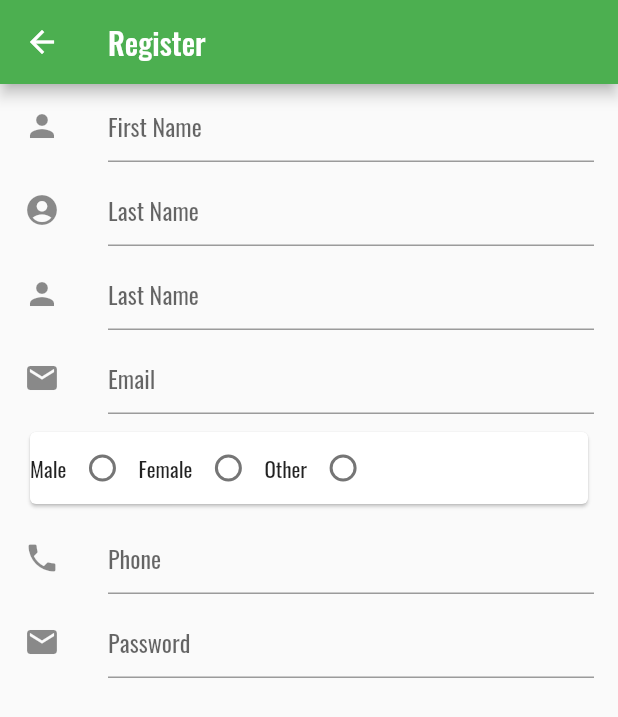
After one commit to ShashwatHiregoudar/yourbillz, a Flutter app: the RegisterScreen screen opened directly, after a tap on "General User", on a phone screen of 412 x 824 dp. The commit adds this screen. Shown: the top 717 px of the screen. Run offline on Flutter 3.47's test engine with Material 2 defaults, Android fonts, the phone set to English and light mode, and no system bars; our stand-ins replace dio, splashscreen; missing offline and left inert: login; project files that could hold a hidden picture were left out.

Commit message:
sign up halfdone

```diff
--- a/lib/main.dart
+++ b/lib/main.dart
@@ -1,6 +1,7 @@
 import 'package:flutter/material.dart';
 import 'package:splashscreen/splashscreen.dart';
-import './sign/in.dart';
+import 'package:yourbillz/sign/in/in.dart';
+import 'package:yourbillz/sign/up/up_clg.dart';
 //import 'package:fire';
 
 void main() {
@@ -56,7 +57,7 @@ class AfterSplash extends StatelessWidget {
                 Navigator.push(
                     context,
                     MaterialPageRoute(
-                        builder: (BuildContext context) => LoginScreen()));
+                        builder: (BuildContext context) => Register()));
               },
             )
           ],
--- /dev/null
+++ b/lib/sign/up/up.dart
@@ -0,0 +1,48 @@
+import 'package:flutter/material.dart';
+import 'package:yourbillz/sign/up/up_clg.dart';
+
+class RegisterScreen extends StatelessWidget {
+  @override
+  Widget build(BuildContext context) {
+    return Scaffold(
+      body: Container(
+        decoration: BoxDecoration(
+            image: DecorationImage(
+                image: AssetImage('assets/registration_selector.jpg'),
+                fit: BoxFit.cover)),
+        child: Center(
+          child: ListView(
+            children: <Widget>[
+              Card(
+                color: Colors.lightGreen,
+                child: RaisedButton(
+                  elevation: 6.0,
+                  child: Text('General User'),
+                  onPressed: () {
+                    Navigator.push(
+                    context,
+                    MaterialPageRoute(
+                        builder: (BuildContext context) => Register()));
+                  },
+                ),
+              ),
+              Card(
+                color: Colors.lightGreen,
+                child: RaisedButton(
+                  elevation: 6.0,
+                  child: Text('College User'),
+                  onPressed: () {
+                    Navigator.push(
+                    context,
+                    MaterialPageRoute(
+                        builder: (BuildContext context) => Register()));
+                  },
+                ),
+              )
+            ],
+          ),
+        ),
+      ),
+    );
+  }
+}
--- /dev/null
+++ b/lib/sign/up/up_clg.dart
@@ -0,0 +1,229 @@
+import 'dart:io';
+import 'package:flutter/material.dart';
+import 'package:yourbillz/globals.dart' as global;
+
+import 'dart:io' show Platform;
+import 'package:dio/dio.dart';
+
+Dio dio = new Dio(Options(
+  connectTimeout: 2000,
+  receiveTimeout: 1000,
+));
+
+Map<String, String> body = {
+  'firstName': '',
+  'lastName': '',
+  'userEmail': '',
+  'gender': '',
+  'userPhone': '',
+  'userPass': '',
+  'device_id': '351646514654',
+  'device_type': Platform.operatingSystem,
+};
+
+class Register extends StatelessWidget {
+  @override
+  Widget build(BuildContext context) {
+    return Scaffold(
+      appBar: AppBar(
+        title: Text('Register'),
+      ),
+      body: Container(
+        child: ListView(
+          children: <Widget>[
+            ListTile(
+              leading: Icon(Icons.person),
+              title: TextField(
+                keyboardType: TextInputType.text,
+                decoration: new InputDecoration(
+                  hintText: "First Name",
+                ),
+                onChanged: (text) {
+                  body['firstName'] = text;
+                },
+              ),
+            ),
+            ListTile(
+              leading: Icon(Icons.account_circle),
+              title: TextField(
+                keyboardType: TextInputType.text,
+                decoration: new InputDecoration(
+                  hintText: "Last Name",
+                ),
+                onChanged: (text) {
+                  body['lastName'] = text;
+                },
+              ),
+            ),
+            ListTile(
+              leading: Icon(Icons.person),
+              title: TextField(
+                decoration: new InputDecoration(
+                  hintText: "Last Name",
+                ),
+                onChanged: (text) {
+                  body['lastName'] = text;
+                },
+              ),
+            ),
+            ListTile(
+              leading: Icon(Icons.email),
+              title: TextField(
+                keyboardType: TextInputType.emailAddress,
+                decoration: new InputDecoration(
+                  hintText: "Email",
+                ),
+                onChanged: (text) {
+                  body['userEmail'] = text;
+                },
+              ),
+            ),
+            ListTile(
+                title: Card(
+              child: Row(
+                children: <Widget>[
+                  new Text('Male'),
+                  new Radio(
+                    activeColor: Colors.deepPurple,
+                    key: null,
+                    groupValue: null,
+                    value: .5,
+                    onChanged: (double value) {
+                      body['gender'] = 'male';
+                    },
+                  ),
+                  new Text('Female'),
+                  new Radio(
+                    activeColor: Colors.deepPurple,
+                    key: null,
+                    groupValue: null,
+                    value: .5,
+                    onChanged: (double value) {
+                      body['gender'] = 'female';
+                    },
+                  ),
+                  new Text('Other'),
+                  new Radio(
+                    activeColor: Colors.deepPurple,
+                    key: null,
+                    groupValue: null,
+                    value: .5,
+                    onChanged: (double value) {
+                      body['gender'] = 'other';
+                    },
+                  ),
+                ],
+              ),
+            )),
+            ListTile(
+              leading: Icon(Icons.phone),
+              title: TextField(
+                keyboardType: TextInputType.number,
+                decoration: new InputDecoration(
+                  hintText: "Phone",
+                ),
+                onChanged: (text) {
+                  body['userPhone'] = text;
+                },
+              ),
+            ),
+            ListTile(
+              leading: Icon(Icons.email),
+              title: TextField(
+                obscureText: true,
+                decoration: new InputDecoration(
+                  hintText: "Password",
+                ),
+                onChanged: (text) {
+                  body['userPass'] = text;
+                },
+              ),
+            ),
+          ],
+        ),
+      ),
+    );
+  }
+}
+
+/*
+
+TextField(
+              decoration: InputDecoration(
+                labelText: "First Name",
+                hintText: "Ajay",
+              ),
+              onChanged: (text) {
+                body['userEmail'] = text;
+              },
+              autocorrect: true,
+              autofocus: true,
+            ),
+            TextField(
+              decoration: InputDecoration(
+                labelText: "Last name",
+                hintText: "hirekerur",
+              ),
+              onChanged: (text) {
+                body['userEmail'] = text;
+              },
+              autocorrect: true,
+              autofocus: true,
+            ),
+            TextField(
+              decoration: InputDecoration(
+                labelText: "email",
+                hintText: "abc@gmail.com",
+              ),
+              onChanged: (text) {
+                body['userEmail'] = text;
+              },
+              autocorrect: true,
+              autofocus: true,
+            ),
+            TextField(
+              decoration: InputDecoration(
+                labelText: "gender",
+                hintText: "Male / Female",
+              ),
+              onChanged: (text) {
+                body['userEmail'] = text;
+              },
+              autocorrect: true,
+              autofocus: true,
+            ),
+            TextField(
+              decoration: InputDecoration(
+                labelText: "Username",
+                hintText: "01FE15BCSxxx / abc@gmail.com",
+              ),
+              onChanged: (text) {
+                body['userEmail'] = text;
+              },
+              autocorrect: true,
+              autofocus: true,
+            ),
+            TextField(
+              decoration: InputDecoration(
+                labelText: "Username",
+                hintText: "01FE15BCSxxx / abc@gmail.com",
+              ),
+              onChanged: (text) {
+                body['userEmail'] = text;
+              },
+              autocorrect: true,
+              autofocus: true,
+            ),
+            TextField(
+              decoration: InputDecoration(
+                labelText: "Username",
+                hintText: "01FE15BCSxxx / abc@gmail.com",
+              ),
+              onChanged: (text) {
+                body['userEmail'] = text;
+              },
+              autocorrect: true,
+              autofocus: true,
+            ),
+
+*/
--- a/pubspec.yaml
+++ b/pubspec.yaml
@@ -39,6 +39,9 @@ flutter:
   assets:
    - assets/splash_screen.jpg
    - assets/loginbackground.png
+   - assets/profile.png
+   - assets/registration_selector.jpg
+   - assets/main_registration.jpg
 
   # An image asset can refer to one or more resolution-specific "variants", see
   # https://flutter.io/assets-and-images/#resolution-aware.
```
Also changed, not shown: Yourbillz.postman_collection.json (added, +141 -0 lines), lib/sign/in/in.dart (renamed from lib/sign/in.dart, +9 -5 lines), assets/main_registration.jpg (added), assets/profile.png (added), assets/registration_selector.jpg (added), lib/sign/in/datadisplayscree.dart (renamed from lib/sign/datadisplayscree.dart), lib/sign/in/loading_butt.dart (renamed from lib/sign/loading_butt.dart), lib/sign/in/sample_response.json (renamed from lib/sign/sample_response.json), lib/sign/up.dart (deleted), 1 other file.
